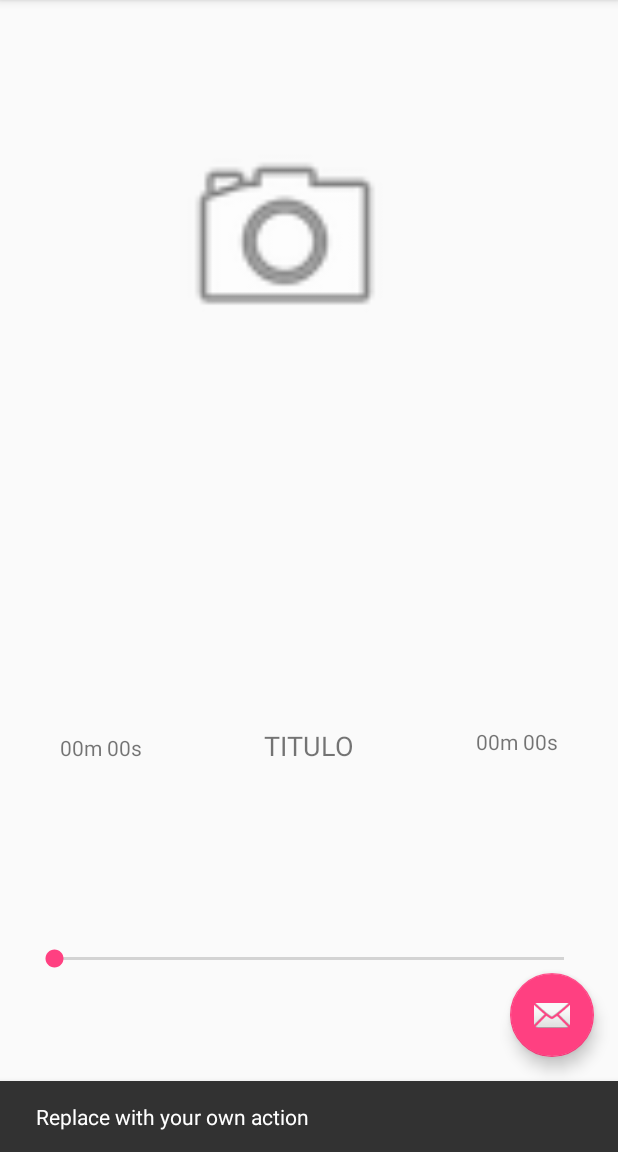
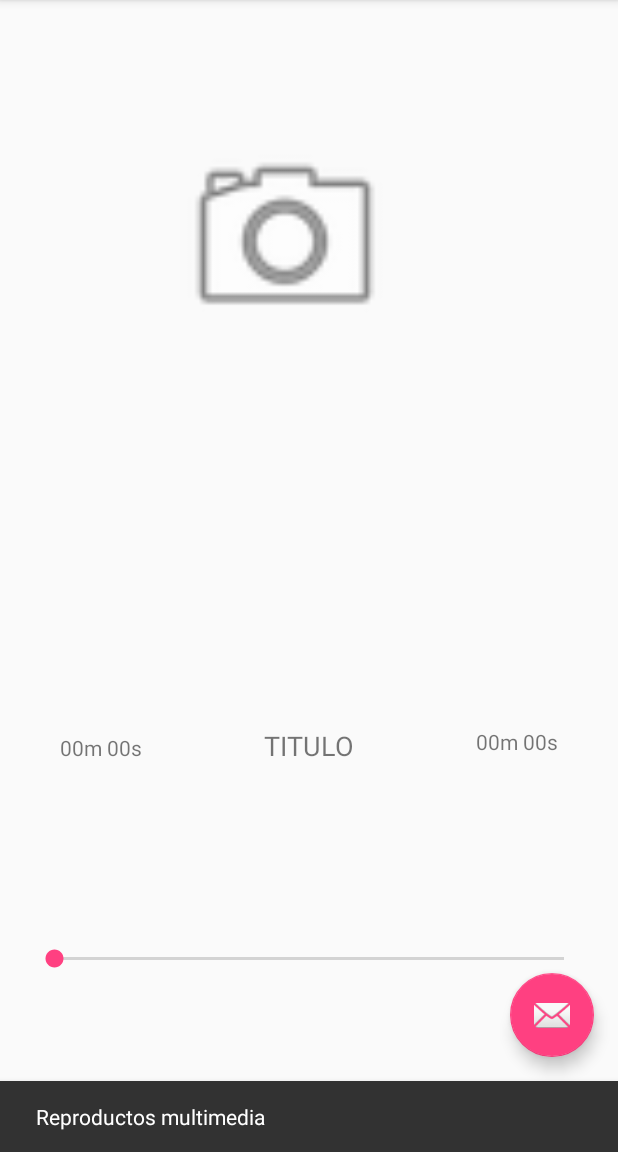
Before and after one commit to dfernandez-es/MediaPlayer_Android, an Android app: the screen it shows after launch (MainActivity), after a tap on an icon or button, on a phone screen of 412 x 824 dp, the part 84-1236 px from its top. Run offline under Robolectric (Android 15) with nearby library versions, the phone set to English and light mode, and no system bars.

```diff
--- a/app/src/main/AndroidManifest.xml
+++ b/app/src/main/AndroidManifest.xml
@@ -1,7 +1,9 @@
 <?xml version="1.0" encoding="utf-8"?>
 <manifest xmlns:android="http://schemas.android.com/apk/res/android"
     package="com.example.dff50.act_3_mediaplayer">
-    <uses-permission android:name="android.permission.READ_EXTERNAL_STORAGE"></uses-permission>
+    //<uses-permission android:name="android.permission.READ_EXTERNAL_STORAGE"></uses-permission>
+    <uses-permission android:name="android.permission.WRITE_EXTERNAL_STORAGE"/>
+
 
     <application
         android:allowBackup="true"
--- a/app/src/main/java/com/example/dff50/act_3_mediaplayer/MainActivity.java
+++ b/app/src/main/java/com/example/dff50/act_3_mediaplayer/MainActivity.java
@@ -1,6 +1,7 @@
 package com.example.dff50.act_3_mediaplayer;
 
 import android.Manifest;
+import android.annotation.SuppressLint;
 import android.content.pm.PackageManager;
 import android.media.AudioManager;
 import android.media.MediaPlayer;
@@ -53,14 +54,19 @@ public class MainActivity extends AppCompatActivity {
         fab.setOnClickListener(new View.OnClickListener() {
             @Override
             public void onClick(View view) {
-                Snackbar.make(view, "Replace with your own action", Snackbar.LENGTH_LONG)
+                Snackbar.make(view, "Reproductos multimedia", Snackbar.LENGTH_LONG)
                         .setAction("Action", null).show();
             }
         });
 
-        //Se solicita permisos de lectura en la memoria externa
-        ActivityCompat.requestPermissions(MainActivity.this, new String[]{Manifest.permission.READ_EXTERNAL_STORAGE}, 1);
+        //Se solicita permisos de escritura en la memoria externa, nos permitira leer el archivo
+        //y poder crear la carpeta que se solicita en la practica
+        ActivityCompat.requestPermissions(MainActivity.this, new String[]{Manifest.permission.WRITE_EXTERNAL_STORAGE}, 1);
         rutaArchivo = Environment.getExternalStoragePublicDirectory(Environment.DIRECTORY_MUSIC);
+
+        //Comprueba si la carpeta que se solicita en la practica existe, en caso negativo la crea
+        File carpeta = new File(rutaArchivo+"/MiMusica");
+        if(!carpeta.exists()) carpeta.mkdirs();
 
         //Funciones que se ejecutan al pulsar sobre la barra
         barra.setOnSeekBarChangeListener(new SeekBar.OnSeekBarChangeListener() {
@@ -93,9 +99,10 @@ public class MainActivity extends AppCompatActivity {
         }
     }
 
+    @SuppressLint("DefaultLocale")
     private void CargarMediaPlayer() {
         mp = new MediaPlayer();
-        String fichero = rutaArchivo + "/" + cancion;
+        String fichero = rutaArchivo + "/MiMusica/" + cancion;
         try {
             mp.setAudioStreamType(AudioManager.STREAM_MUSIC);
             mp.setDataSource(fichero);
@@ -159,6 +166,7 @@ public class MainActivity extends AppCompatActivity {
 
     //Se encarga de actualizar la barra de progreso segun se ejecuta la cancion
     public Runnable RefrescarBarra = new Runnable() {
+        @SuppressLint("DefaultLocale")
         @Override
         public void run() {
             //Solo se ejecuta si la musica esta en ejecucion
```
